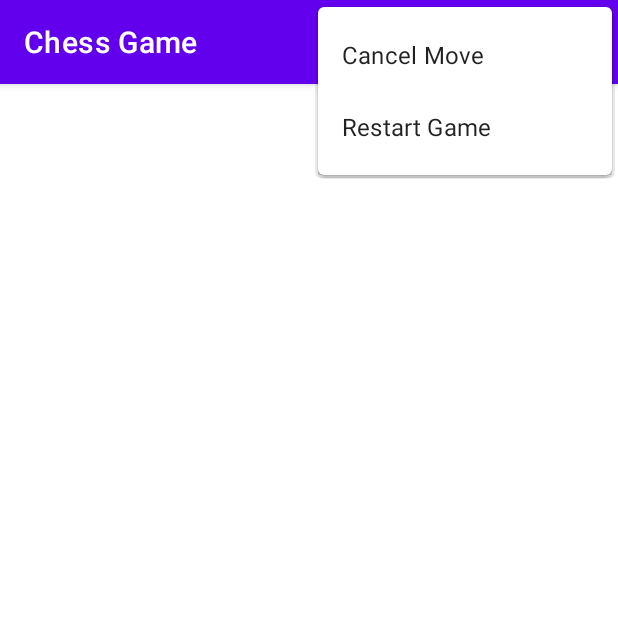
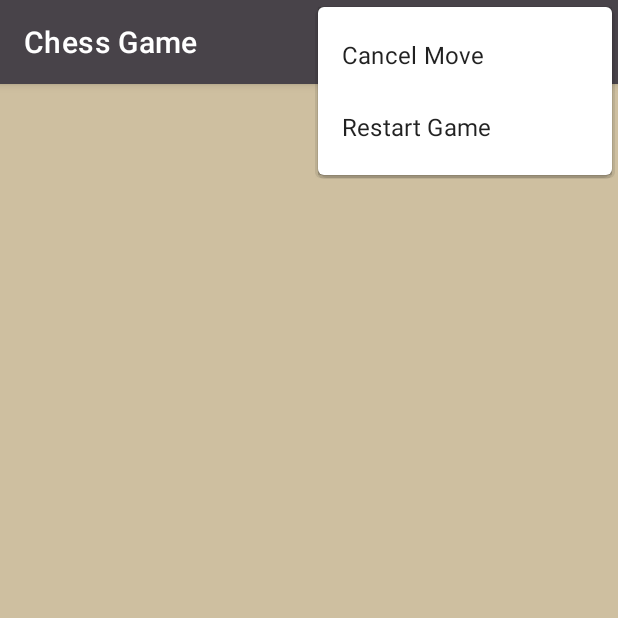
Before and after one commit to NCH97/chessGameNCHdeployapp, an Android app: the screen it shows after launch (MainActivity), with the options menu open, on a phone screen of 412 x 824 dp, the top half of it. Run offline under Robolectric (Android 15) with nearby library versions, the phone set to English and light mode, and no system bars.

Commit message:
Now king could be in check, finished adding colors

```diff
--- a/app/src/main/java/com/eg/chessgame/MainActivity.kt
+++ b/app/src/main/java/com/eg/chessgame/MainActivity.kt
@@ -61,10 +61,16 @@ class MainActivity : AppCompatActivity(), Presenter.ChessboardInterface {
         whitePieces: MutableMap<Int, Pair<String, Pair<Int, Int>>>,
         blackPieces: MutableMap<Int, Pair<String, Pair<Int, Int>>>) {
         chessboard.redrawPieces(whitePieces, blackPieces)
+        chessboard.clearSelection()
     }
 
     override fun displayWinner(player: Int) {
         val winnerColorString = if (player == -1) "White player" else "Black player"
         Snackbar.make(findViewById(R.id.chessboard), "$winnerColorString wins!", Snackbar.LENGTH_LONG).show()
     }
+
+    override fun displayCheck(player: Int) {
+        val kingInCheckColor = if (player == -1) "White" else "Black"
+        Snackbar.make(findViewById(R.id.chessboard), "$kingInCheckColor king in check!", Snackbar.LENGTH_LONG).show()
+    }
 }
--- a/app/src/main/java/com/eg/chessgame/Player.kt
+++ b/app/src/main/java/com/eg/chessgame/Player.kt
@@ -31,6 +31,9 @@ class Player(var color: Int) {
     // function to update available moves for all pieces of this Player
     fun updateAvailableMoves(board: Array<IntArray>): Unit {
 
+        // before updating available moves clear moves for previous state
+        availableMoves = mutableMapOf()
+
         // Check fig positions for several cases:
         //
         // First: current position is occupied by player's side, next by other side or empty
@@ -48,8 +51,8 @@ class Player(var color: Int) {
 
         fun fKing(pos: Pair<Int, Int>): MutableList<Pair<Int, Int>> {
             val positions = mutableListOf<Pair<Int, Int>>()
-            val rows = (pos.first - 1 to pos.first + 1).toList().filter{(0..7).contains(it)}
-            val cols = (pos.second - 1 to pos.second + 1).toList().filter{(0..7).contains(it)}
+            val rows = ((pos.first - 1)..(pos.first + 1)).toList().filter{(0..7).contains(it)}
+            val cols = ((pos.second - 1)..(pos.second + 1)).toList().filter{(0..7).contains(it)}
 
             rows.forEach{row ->
                 cols.forEach{col ->
@@ -208,6 +211,7 @@ class Player(var color: Int) {
 
         // update of available moves itself
         for ((pieceNum, piece) in pieces) {
+
             val pieceName = piece.first
             val piecePos = piece.second
             availableMoves[pieceNum] = applyFunction(pieceName, piecePos)
--- a/app/src/main/res/layout/activity_main.xml
+++ b/app/src/main/res/layout/activity_main.xml
@@ -3,7 +3,8 @@
     xmlns:tools="http://schemas.android.com/tools"
     xmlns:custom="http://schemas.android.com/apk/res-auto"
     android:layout_height="match_parent"
-    android:layout_width="match_parent">
+    android:layout_width="match_parent"
+    android:background="@color/brightSquare">
 
     <com.eg.android.view.customviews.ChessboardView
         android:id="@+id/chessboard"
--- a/app/src/main/res/values/colors.xml
+++ b/app/src/main/res/values/colors.xml
@@ -1,7 +1,7 @@
 <?xml version="1.0" encoding="utf-8"?>
 <resources>
-    <color name="colorPrimary">#6200EE</color>
-    <color name="colorPrimaryDark">#3700B3</color>
+    <color name="colorPrimary">#484349</color>
+    <color name="colorPrimaryDark">#322b34</color>
     <color name="colorAccent">#03DAC5</color>
 
     <color name="brightSquare">#cebfa0</color>
```
Also changed, not shown: app/src/main/java/com/eg/chessgame/Game.kt (+16 -3 lines), app/src/main/java/com/eg/chessgame/Presenter.kt (+8 -0 lines).
